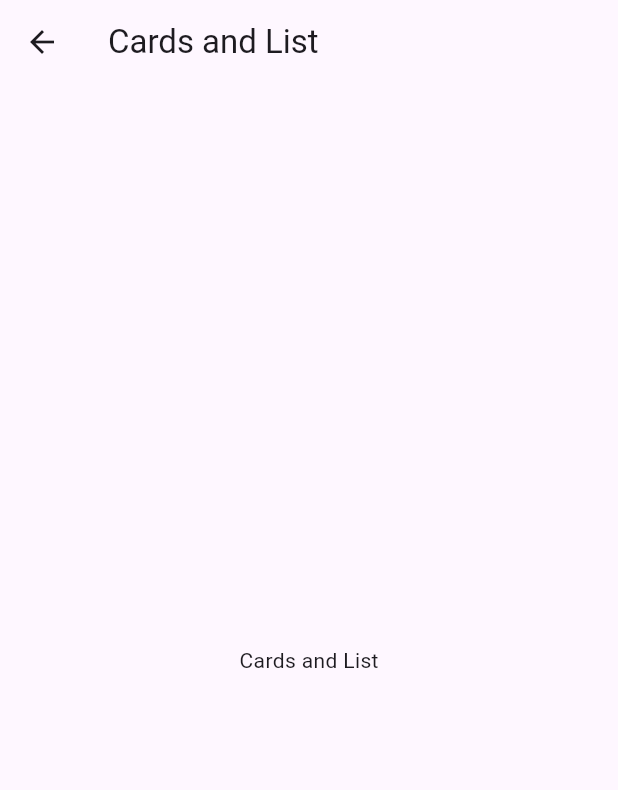
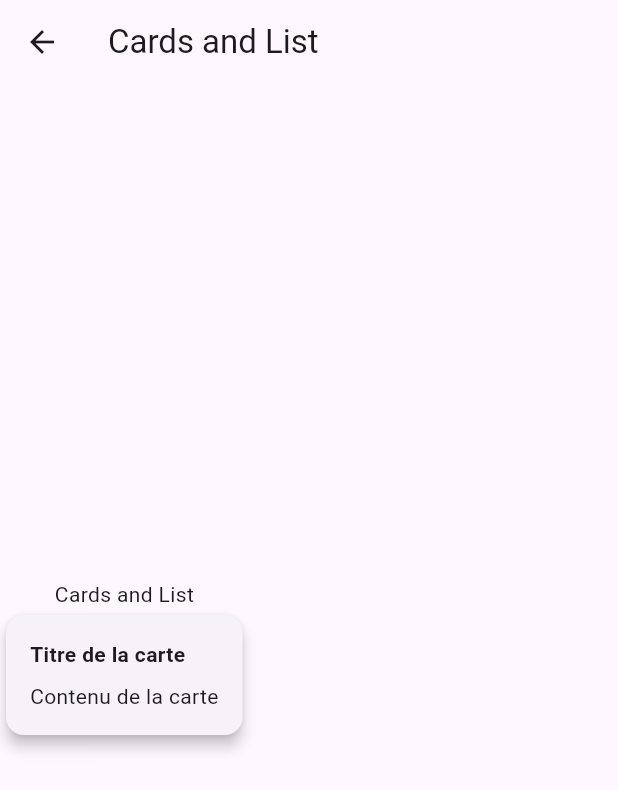
Before and after one commit to VidarDev/flutter_widget_explorer, a Flutter app: the screen it shows after launch, in the side drawer, after a tap on "Cards & ListTiles", on a phone screen of 412 x 824 dp. Shown: the top 790 px of the screen. Run offline on Flutter 3.47's test engine with Material 3 defaults, Android fonts, the phone set to English and light mode, and no system bars.

Commit message:
card and title

```diff
--- a/lib/views/card_and_list.page.dart
+++ b/lib/views/card_and_list.page.dart
@@ -5,9 +5,27 @@ class CardsAndList extends StatelessWidget {
 
   @override
   Widget build(BuildContext context) {
-    return Scaffold(appBar: AppBar(title: Text('Cards and List')),
-      body: Center(
-        child: Text('Cards and List'),
+    return Scaffold(
+      appBar: AppBar(title: Text('Cards and List')),
+      body: Column(
+        mainAxisAlignment: MainAxisAlignment.center,
+        children: [
+          Text('Cards and List'),
+          Card(
+            elevation: 4.0,
+            child: Padding(
+              padding: EdgeInsets.all(16.0),
+              child: Column(
+                crossAxisAlignment: CrossAxisAlignment.start,
+                children: [
+                  Text('Titre de la carte', style: TextStyle(fontWeight: FontWeight.bold)),
+                  SizedBox(height: 8.0), // Ajout d'un espace entre les textes
+                  Text('Contenu de la carte'),
+                ],
+              ),
+            ),
+          ),
+        ],
       ),
     );
   }
```
